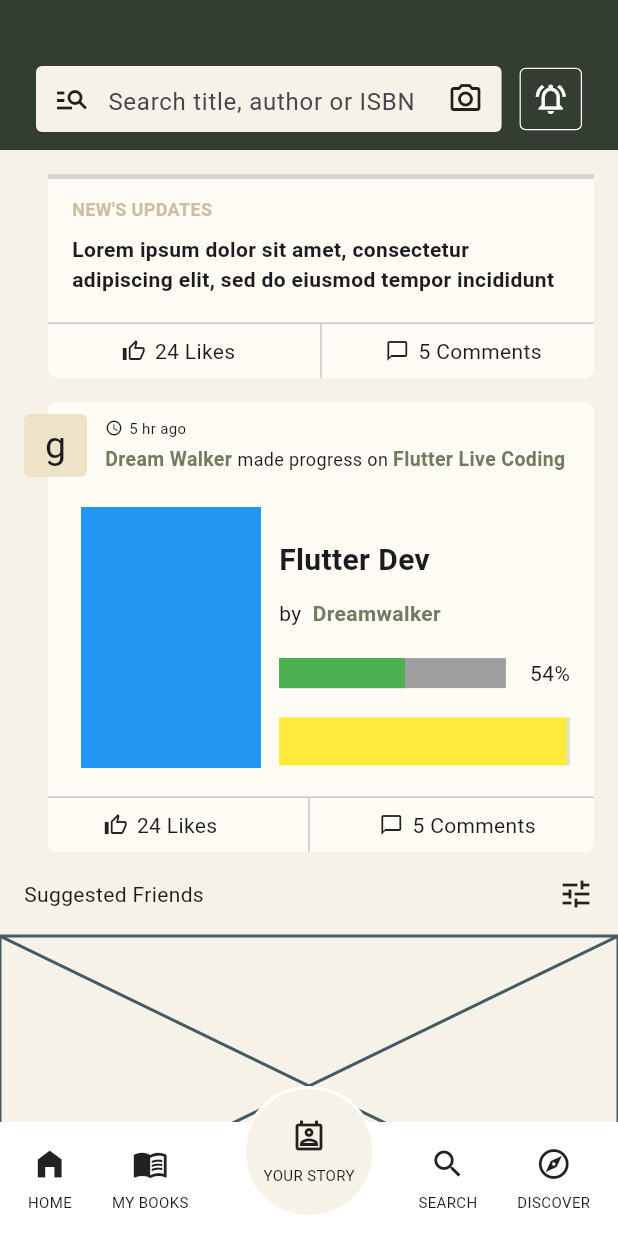
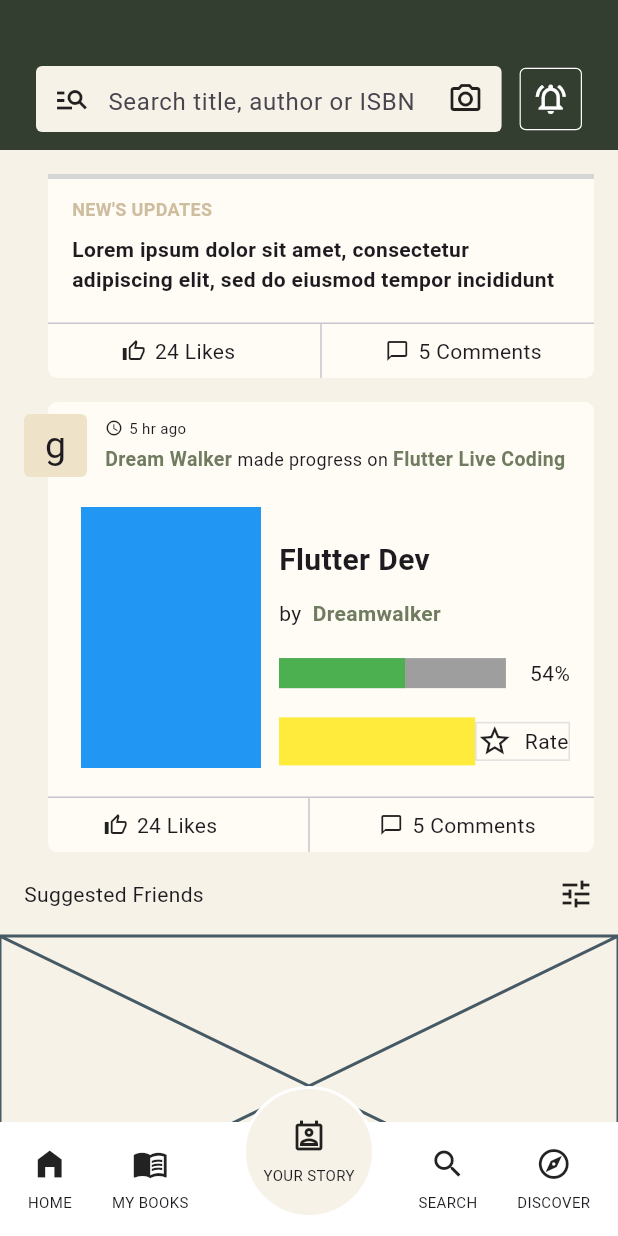
Before and after one commit to JAICHANGPARK/flutter_notebook_chapter_43, a Flutter app: the NewsFeedHomePage screen opened directly, scrolled down 164 dp, on a phone screen of 412 x 824 dp. Run offline on Flutter 3.47's test engine with Material 3 defaults, Android fonts, the phone set to English and light mode, and no system bars; our stand-ins replace gap, hugeicons; network calls fail; grey boxes are pictures that could not be loaded.

Commit message:
Update news_feed_home_page.dart

```diff
--- a/lib/ep2163_newsfeed_app/views/news_feed_home_page.dart
+++ b/lib/ep2163_newsfeed_app/views/news_feed_home_page.dart
@@ -392,6 +392,13 @@ class _NewsFeedHomePageState extends State<NewsFeedHomePage> {
                                                                       border: Border.all(
                                                                     color: Colors.grey[300]!,
                                                                   )),
+                                                                  child: Row(
+                                                                    spacing: 8,
+                                                                    children: [
+                                                                      Icon(Icons.star_border_purple500_outlined),
+                                                                      Text("Rate")
+                                                                    ],
+                                                                  ),
                                                                 )
                                                               ],
                                                             ),
```
